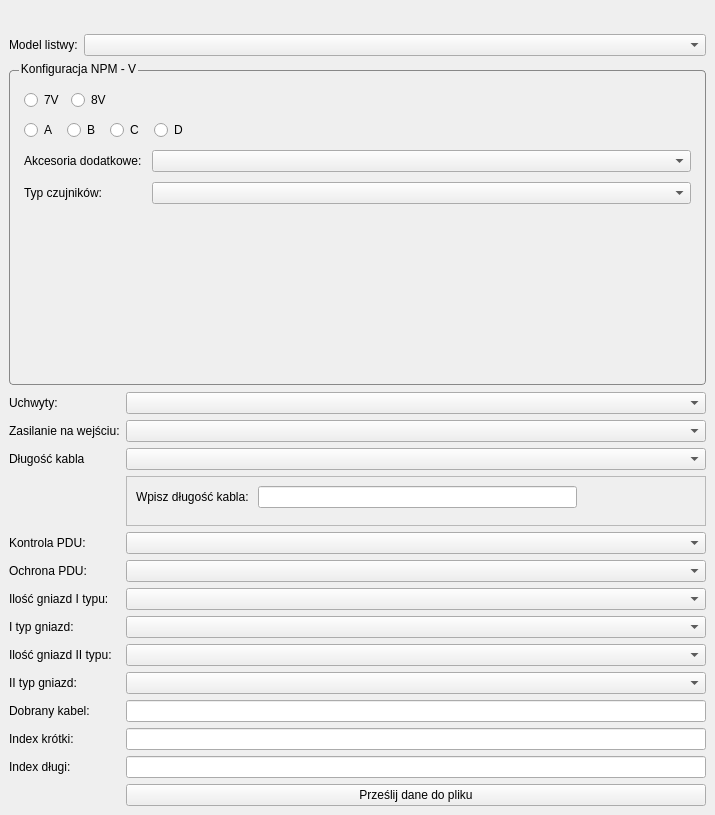
MarekReven/bkt, file design.ui: the form before one commit.
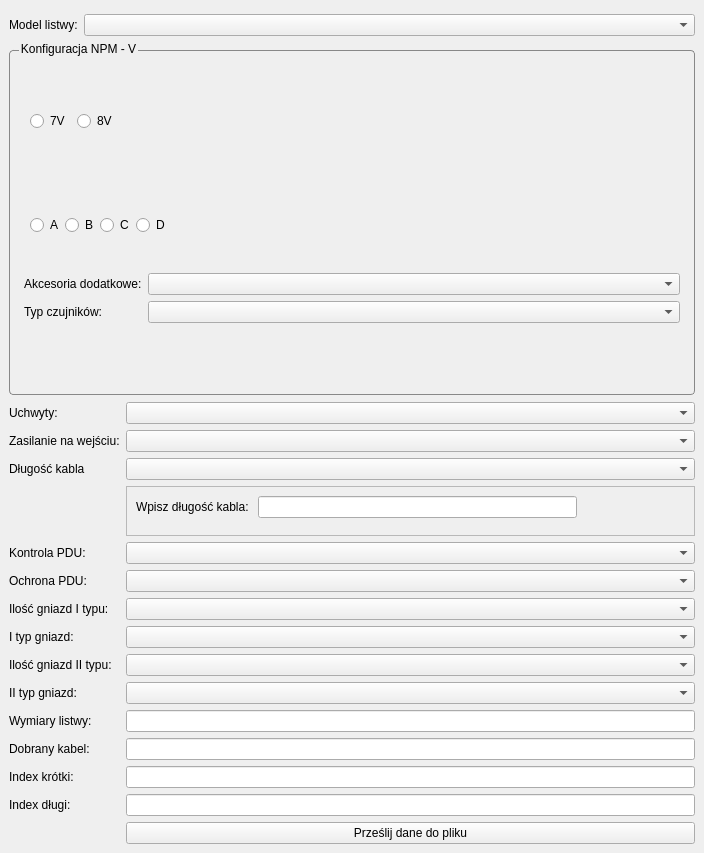
The form after the commit. Icons and pictures are not drawn.

Patch:
```diff
--- a/design.ui
+++ b/design.ui
@@ -6,8 +6,8 @@
    <rect>
     <x>0</x>
     <y>0</y>
-    <width>715</width>
-    <height>815</height>
+    <width>704</width>
+    <height>853</height>
    </rect>
   </property>
   <property name="windowTitle">
@@ -21,16 +21,6 @@
     <bool>false</bool>
    </property>
    <layout class="QVBoxLayout" name="verticalLayout">
-    <item>
-     <widget class="QLabel" name="label_12">
-      <property name="text">
-       <string/>
-      </property>
-      <property name="pixmap">
-       <pixmap>mariusz/logo2.png</pixmap>
-      </property>
-     </widget>
-    </item>
     <item>
      <layout class="QFormLayout" name="formLayout_2">
       <property name="topMargin">
@@ -89,13 +79,50 @@
        <item>
         <layout class="QVBoxLayout" name="verticalLayout_2">
          <property name="spacing">
-          <number>10</number>
+          <number>0</number>
          </property>
          <property name="topMargin">
-          <number>5</number>
+          <number>0</number>
          </property>
          <property name="bottomMargin">
-          <number>2</number>
+          <number>3</number>
+         </property>
+         <item>
+          <widget class="QGroupBox" name="groupBox_2_hidden">
+           <property name="sizePolicy">
+            <sizepolicy hsizetype="Minimum" vsizetype="Minimum">
+             <horstretch>0</horstretch>
+             <verstretch>0</verstretch>
+            </sizepolicy>
+           </property>
+           <property name="styleSheet">
+            <string notr="true">QGroupBox#groupBox_2_hidden
+{
+border: 0px;
+padding: 0px;
+margin-top: 0px;
+}
+QGroupBox::title {
+top: 0px;
+left: 0px;
+}
+</string>
+           </property>
+           <property name="title">
+            <string/>
+           </property>
+           <layout class="QVBoxLayout" name="verticalLayout_5">
+            <property name="spacing">
+             <number>7</number>
+            </property>
+            <property name="leftMargin">
+             <number>0</number>
+            </property>
+            <property name="topMargin">
+             <number>0</number>
+            </property>
+            <property name="bottomMargin">
+             <number>0</number>
          </property>
          <item>
           <layout class="QHBoxLayout" name="horizontalLayout_2">
@@ -131,6 +158,51 @@
            </item>
           </layout>
          </item>
+           </layout>
+          </widget>
+         </item>
+         <item>
+          <widget class="QGroupBox" name="groupBox_3_hidden">
+           <property name="sizePolicy">
+            <sizepolicy hsizetype="Preferred" vsizetype="Minimum">
+             <horstretch>0</horstretch>
+             <verstretch>0</verstretch>
+            </sizepolicy>
+           </property>
+           <property name="contextMenuPolicy">
+            <enum>Qt::DefaultContextMenu</enum>
+           </property>
+           <property name="styleSheet">
+            <string notr="true">QGroupBox#groupBox_3_hidden
+{
+border: 0px;
+padding: 0px;
+margin-top: 0px;
+}
+QGroupBox::title {
+top: 0px;
+left: 00px;
+}</string>
+           </property>
+           <property name="title">
+            <string/>
+           </property>
+           <layout class="QVBoxLayout" name="verticalLayout_4">
+            <property name="spacing">
+             <number>2</number>
+            </property>
+            <property name="leftMargin">
+             <number>0</number>
+            </property>
+            <property name="topMargin">
+             <number>0</number>
+            </property>
+            <property name="rightMargin">
+             <number>3</number>
+            </property>
+            <property name="bottomMargin">
+             <number>0</number>
+            </property>
          <item>
           <layout class="QHBoxLayout" name="horizontalLayout_3">
            <item>
@@ -176,8 +248,17 @@
            </item>
           </layout>
          </item>
+           </layout>
+          </widget>
+         </item>
          <item>
           <layout class="QFormLayout" name="formLayout_4">
+           <property name="horizontalSpacing">
+            <number>6</number>
+           </property>
+           <property name="verticalSpacing">
+            <number>6</number>
+           </property>
            <item row="0" column="0">
             <widget class="QLabel" name="label">
              <property name="text">
@@ -296,27 +377,27 @@
       <item row="12" column="1">
        <widget class="QComboBox" name="comboBox_9"/>
       </item>
-      <item row="14" column="0">
+      <item row="15" column="0">
        <widget class="QLabel" name="index_short">
         <property name="text">
          <string>Index krótki:</string>
         </property>
        </widget>
       </item>
-      <item row="14" column="1">
+      <item row="15" column="1">
        <widget class="QLineEdit" name="lineEdit"/>
       </item>
-      <item row="15" column="0">
+      <item row="16" column="0">
        <widget class="QLabel" name="index_long">
         <property name="text">
          <string>Index długi: </string>
         </property>
        </widget>
       </item>
-      <item row="15" column="1">
-       <widget class="QLineEdit" name="lineEdit_2"/>
-      </item>
       <item row="16" column="1">
+       <widget class="QLineEdit" name="lineEdit_2"/>
+      </item>
+      <item row="17" column="1">
        <widget class="QPushButton" name="pushButton">
         <property name="text">
          <string>Prześlij dane do pliku</string>
@@ -371,16 +452,26 @@
         </widget>
        </widget>
       </item>
-      <item row="13" column="0">
-       <widget class="QLabel" name="label_5">
+      <item row="14" column="0">
+       <widget class="QLabel" name="dobrany_kabel">
         <property name="text">
          <string>Dobrany kabel:</string>
         </property>
        </widget>
       </item>
-      <item row="13" column="1">
+      <item row="14" column="1">
        <widget class="QLineEdit" name="lineEdit_4"/>
       </item>
+      <item row="13" column="1">
+       <widget class="QLineEdit" name="lineEdit_5"/>
+      </item>
+      <item row="13" column="0">
+       <widget class="QLabel" name="wymiary">
+        <property name="text">
+         <string>Wymiary listwy:</string>
+        </property>
+       </widget>
+      </item>
      </layout>
     </item>
    </layout>
```
Left out of the diff: 6 changed lines with no effect on the pictures. Lines whose indentation alone changed are shown as unchanged.
